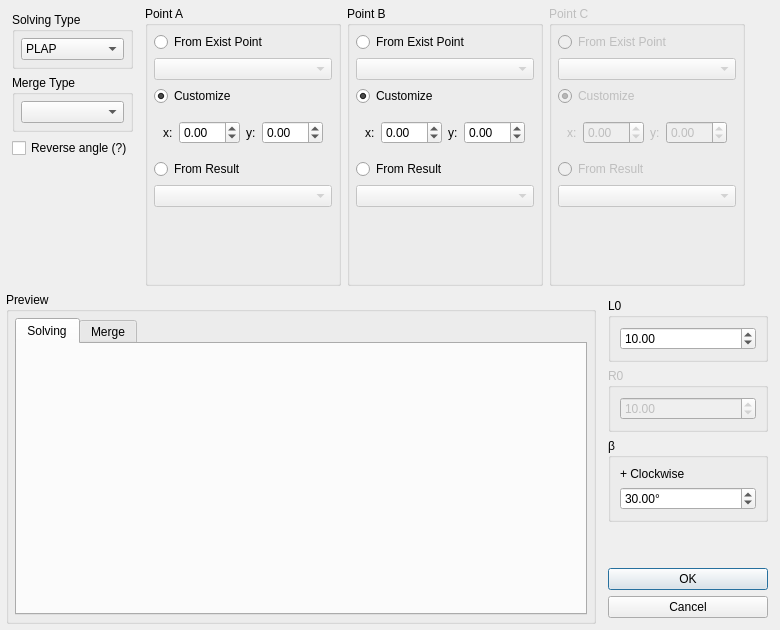
First picture: the form in core/panel/run_Triangle_Solver_edit.ui, repository KmolYuan/Pyslvs-UI, before the edit.
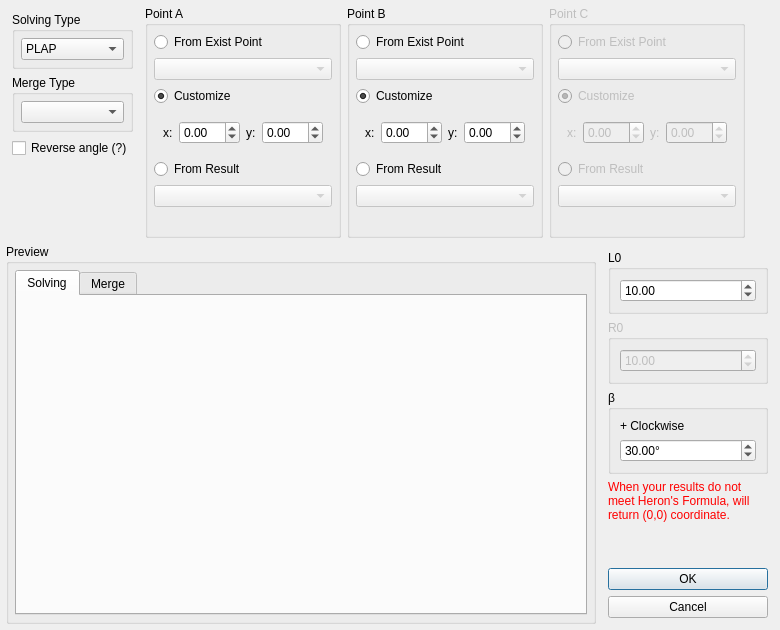
Second picture: the form after the edit. Icons and pictures are not drawn.

```diff
--- a/core/panel/run_Triangle_Solver_edit.ui
+++ b/core/panel/run_Triangle_Solver_edit.ui
@@ -717,6 +717,19 @@
           </layout>
          </widget>
         </item>
+        <item>
+         <widget class="QLabel" name="SilderWarning">
+          <property name="enabled">
+           <bool>true</bool>
+          </property>
+          <property name="text">
+           <string>&lt;html&gt;&lt;head/&gt;&lt;body&gt;&lt;p&gt;&lt;span style=&quot; color:#ff0000;&quot;&gt;When your results do not meet Heron's Formula, will return (0,0) coordinate.&lt;/span&gt;&lt;/p&gt;&lt;/body&gt;&lt;/html&gt;</string>
+          </property>
+          <property name="wordWrap">
+           <bool>true</bool>
+          </property>
+         </widget>
+        </item>
         <item>
          <spacer name="verticalSpacer_5">
           <property name="orientation">
```
